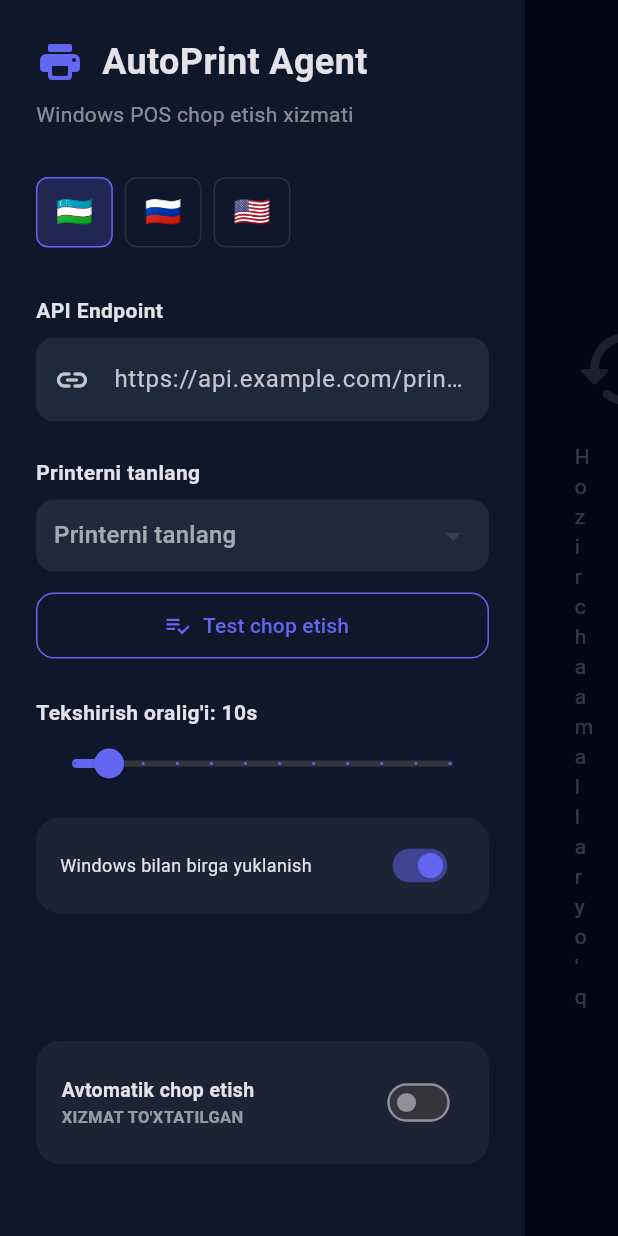
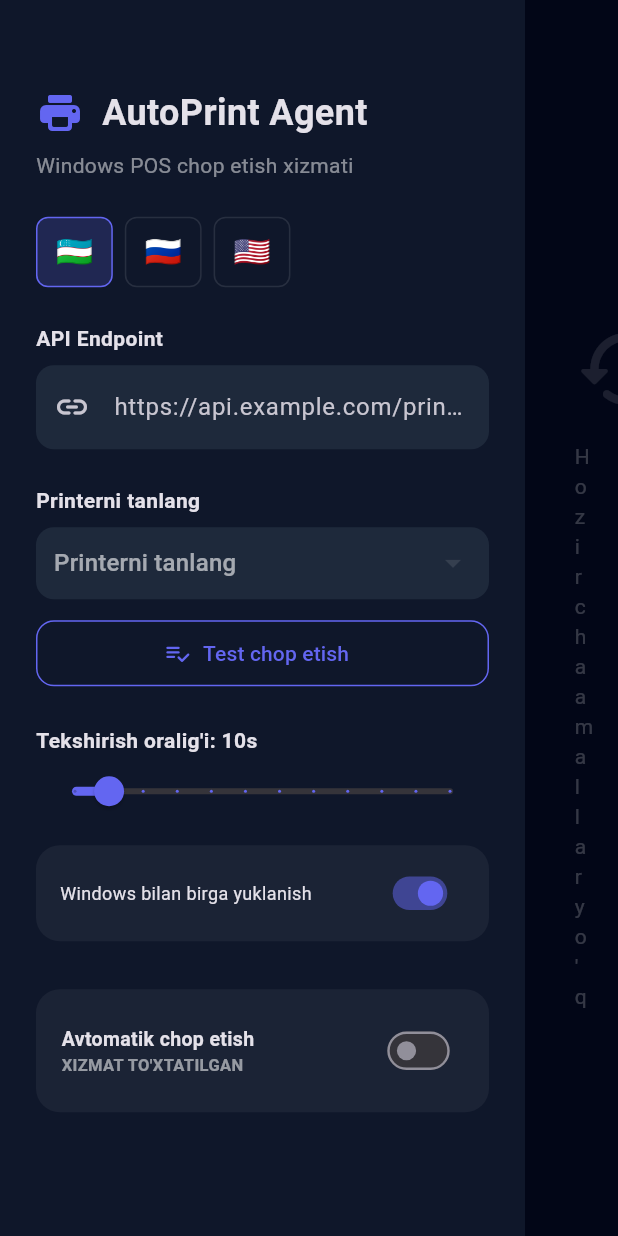
Before and after one commit to Tamurbek/autoPrintApp, a Flutter app: the screen it shows after launch, on a phone screen of 412 x 824 dp. Run offline on Flutter 3.47's test engine with Material 3 defaults, Android fonts, the phone set to English and light mode, and no system bars; our stand-ins replace dio, package_info_plus, pdf, printing, shared_preferences; missing offline and left inert: launch_at_startup, open_app_file, tray_manager, window_manager; network calls fail.

Commit message:
Fixed syntax error in HomeScreen

```diff
--- a/lib/ui/home_screen.dart
+++ b/lib/ui/home_screen.dart
@@ -21,6 +21,7 @@
             width: 350,
             color: Theme.of(context).colorScheme.surface,
             padding: const EdgeInsets.all(24),
+            child: SingleChildScrollView(
               child: Column(
                 crossAxisAlignment: CrossAxisAlignment.start,
                 children: [
@@ -39,7 +40,7 @@
                     l10n.windowsPosPrinting,
                     style: TextStyle(color: Colors.white.withOpacity(0.5)),
                   ),
-                const SizedBox(height: 32),
+                  const SizedBox(height: 24),
 
                   // Language Selection
                   Row(
@@ -51,7 +52,7 @@
                       _langBtn(context, provider, '🇺🇸', 'en'),
                     ],
                   ),
-                const SizedBox(height: 32),
+                  const SizedBox(height: 24),
 
                   // API URL
                   Text(l10n.apiEndpoint, style: const TextStyle(fontWeight: FontWeight.w600)),
@@ -150,7 +151,7 @@
                     ),
                   ),
 
-                const Spacer(),
+                  const SizedBox(height: 32),
 
                   // Auto Print Toggle
                   Container(
@@ -259,6 +260,7 @@
                 ],
               ),
             ),
+          ),
 
           // Logs / Main Area
           Expanded(
```
Lines whose indentation alone changed are shown as unchanged.
